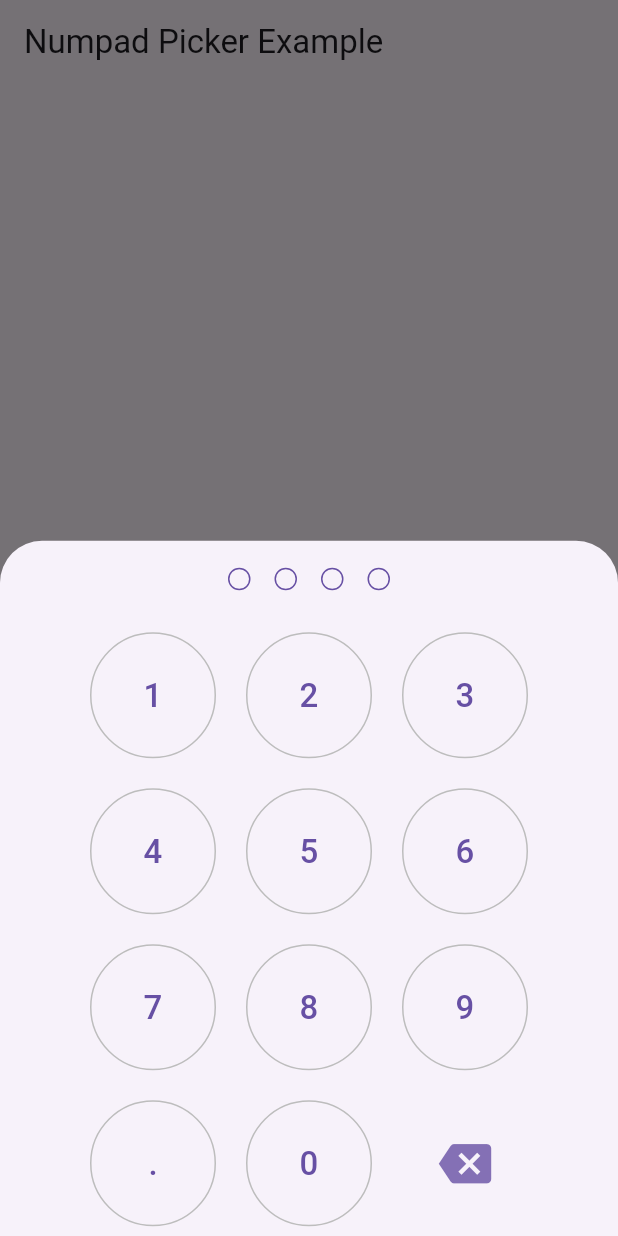
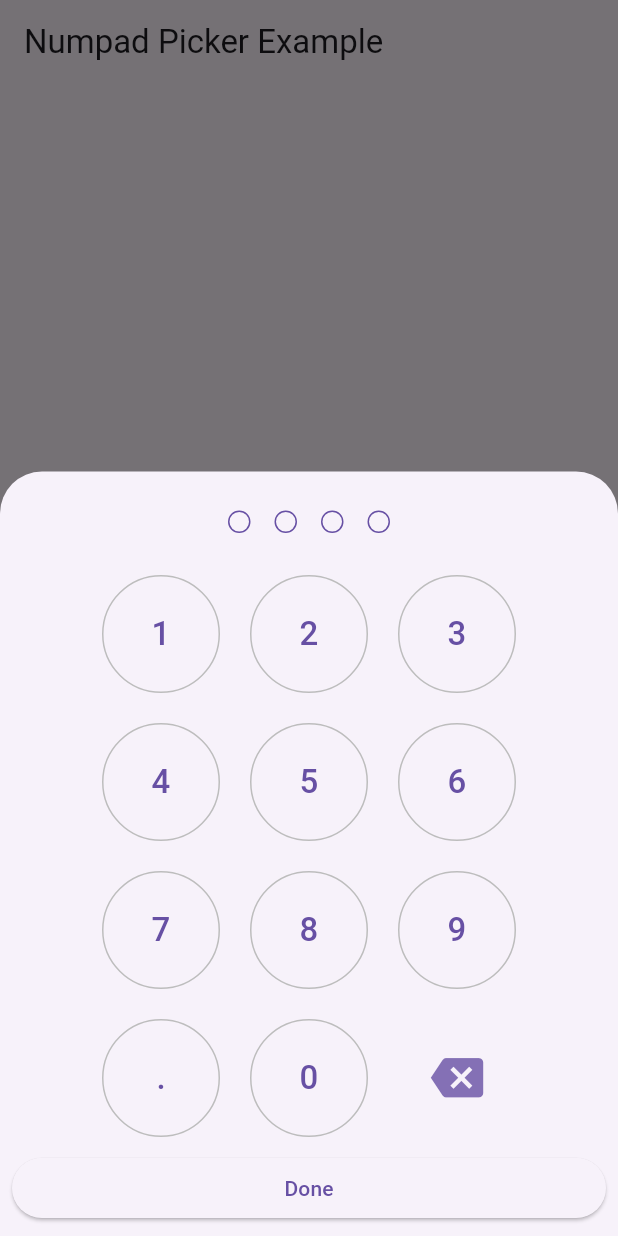
Before and after one commit to shinriyo/show_numpad_picker, a Flutter app: the screen it shows after launch, after a tap on "Pick a Number", on a phone screen of 412 x 824 dp. Run offline on Flutter 3.47's test engine with Material 3 defaults, Android fonts, the phone set to English and light mode, and no system bars; our stand-ins replace plugin_platform_interface.

Commit message:
Done button

```diff
--- a/lib/show_numpad_picker.dart
+++ b/lib/show_numpad_picker.dart
@@ -7,16 +7,19 @@ class ShowNumpadPicker {
   }
 }
 
-
 Future<String?> showNumpadPicker(BuildContext context, {required int length}) {
   return showModalBottomSheet<String>(
     context: context,
+    isScrollControlled: true,
     builder: (BuildContext context) {
       String selectedValue = '';
       return StatefulBuilder(
         builder: (BuildContext context, StateSetter setState) {
           return SafeArea(
-            child: Wrap(
+            child: Padding(
+              padding: const EdgeInsets.all(8.0),
+              child: Column(
+                mainAxisSize: MainAxisSize.min,
                 children: <Widget>[
                   Numpad(
                     length: length,
@@ -26,16 +29,19 @@ Future<String?> showNumpadPicker(BuildContext context, {required int length}) {
                       });
                     },
                   ),
-                Padding(
-                  padding: const EdgeInsets.all(8.0),
+                  SizedBox(
+                    width: double.infinity, // 横幅を最大に設定
                     child: ElevatedButton(
                       onPressed: () {
                         Navigator.of(context).pop(selectedValue);
                       },
-                      child: Text('Done'),
+                      child: Text(
+                        'Done',
+                      ),
                     ),
                   ),
                 ],
+              ),
             ),
           );
         },
@@ -43,7 +49,6 @@ Future<String?> showNumpadPicker(BuildContext context, {required int length}) {
     },
   );
 }
-
 
 class Numpad extends StatefulWidget {
   final int length;
```
Lines whose indentation alone changed are shown as unchanged.
